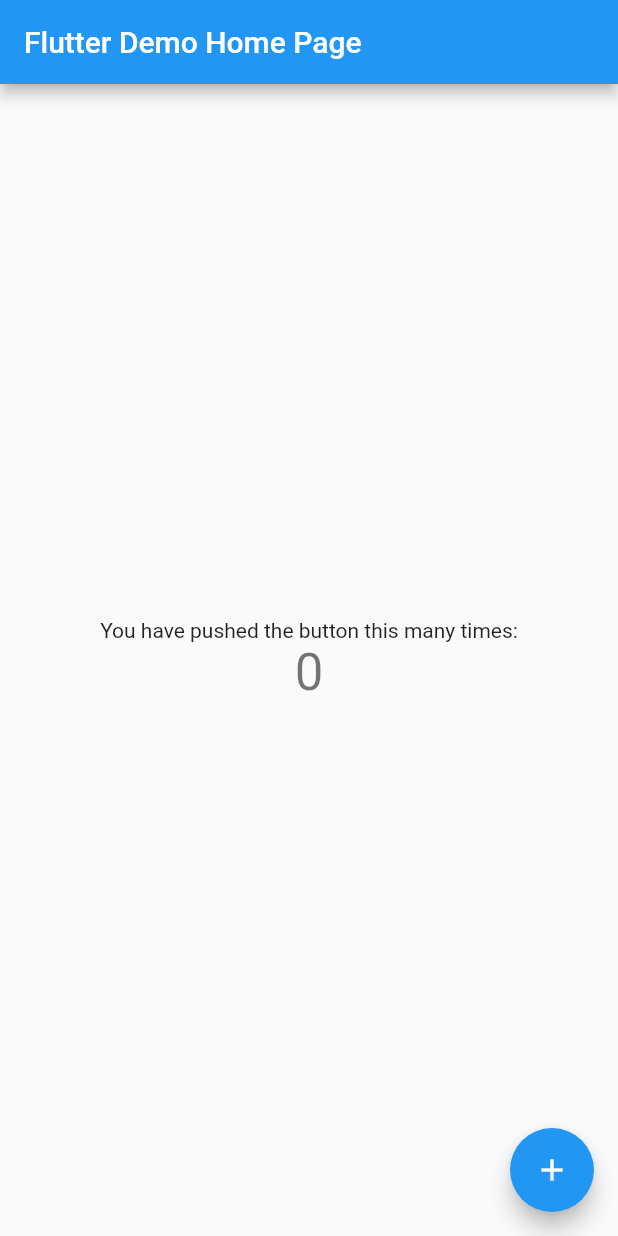
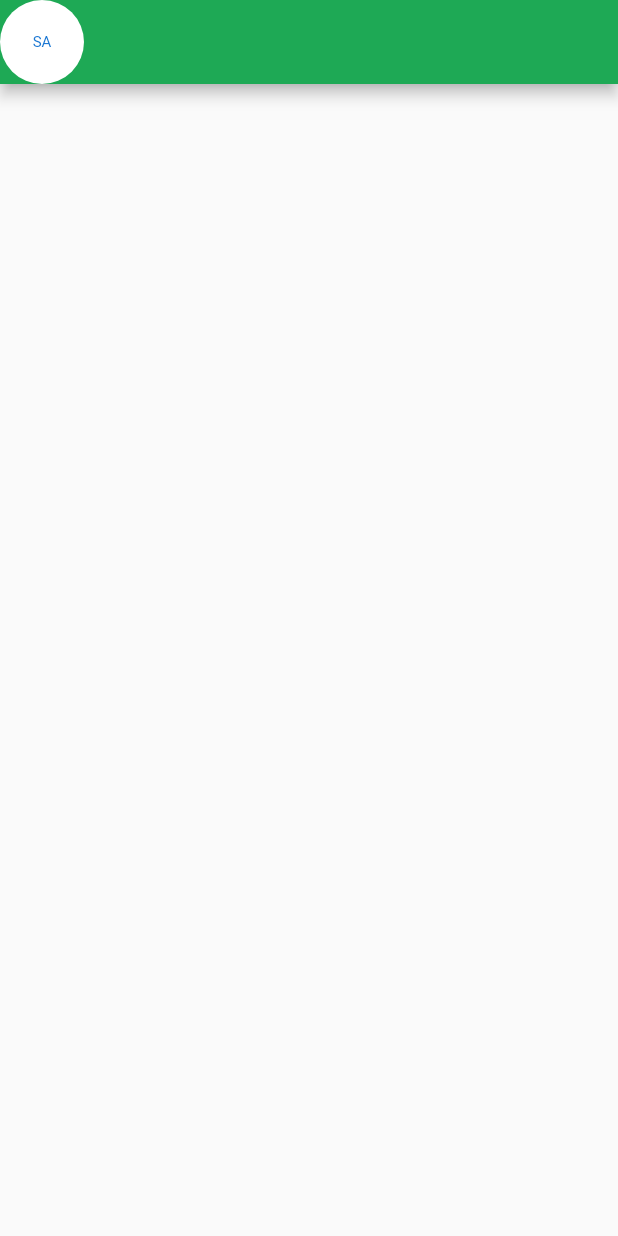
Before and after one commit to thellecodez/Hotmeals, a Flutter app: the screen it shows after launch, on a phone screen of 412 x 824 dp. Run offline on Flutter 3.47's test engine with Material 2 defaults, Android fonts, the light colour scheme and no system bars.

Commit message:
added fonts

```diff
--- a/lib/main.dart
+++ b/lib/main.dart
@@ -1,115 +1,31 @@
 import 'package:flutter/material.dart';
+import 'package:hotmeals/screens/order/Delivery.dart';
 
-void main() {
+// void main() {
+//   runApp(const MyApp());
+// }
+
+Future<void> main() async {
   runApp(const MyApp());
 }
 
 class MyApp extends StatelessWidget {
   const MyApp({super.key});
 
-  // This widget is the root of your application.
   @override
   Widget build(BuildContext context) {
     return MaterialApp(
-      title: 'Flutter Demo',
-      theme: ThemeData(
-        // This is the theme of your application.
-        //
-        // Try running your application with "flutter run". You'll see the
-        // application has a blue toolbar. Then, without quitting the app, try
-        // changing the primarySwatch below to Colors.green and then invoke
-        // "hot reload" (press "r" in the console where you ran "flutter run",
-        // or simply save your changes to "hot reload" in a Flutter IDE).
-        // Notice that the counter didn't reset back to zero; the application
-        // is not restarted.
-        primarySwatch: Colors.blue,
-      ),
-      home: const MyHomePage(title: 'Flutter Demo Home Page'),
-    );
+        title: 'Flutter Signal App',
+        theme: ThemeData(
+          primarySwatch: Colors.blue,
+          visualDensity: VisualDensity.adaptivePlatformDensity,
+        ),
+        initialRoute: "onboarding",
+        routes: {
+          "onboarding": (BuildContext context) => Delivery(),
+        },
+        home: const SafeArea(
+          child: Scaffold(),
+        ));
   }
 }
-
-class MyHomePage extends StatefulWidget {
-  const MyHomePage({super.key, required this.title});
-
-  // This widget is the home page of your application. It is stateful, meaning
-  // that it has a State object (defined below) that contains fields that affect
-  // how it looks.
-
-  // This class is the configuration for the state. It holds the values (in this
-  // case the title) provided by the parent (in this case the App widget) and
-  // used by the build method of the State. Fields in a Widget subclass are
-  // always marked "final".
-
-  final String title;
-
-  @override
-  State<MyHomePage> createState() => _MyHomePageState();
-}
-
-class _MyHomePageState extends State<MyHomePage> {
-  int _counter = 0;
-
-  void _incrementCounter() {
-    setState(() {
-      // This call to setState tells the Flutter framework that something has
-      // changed in this State, which causes it to rerun the build method below
-      // so that the display can reflect the updated values. If we changed
-      // _counter without calling setState(), then the build method would not be
-      // called again, and so nothing would appear to happen.
-      _counter++;
-    });
-  }
-
-  @override
-  Widget build(BuildContext context) {
-    // This method is rerun every time setState is called, for instance as done
-    // by the _incrementCounter method above.
-    //
-    // The Flutter framework has been optimized to make rerunning build methods
-    // fast, so that you can just rebuild anything that needs updating rather
-    // than having to individually change instances of widgets.
-    return Scaffold(
-      appBar: AppBar(
-        // Here we take the value from the MyHomePage object that was created by
-        // the App.build method, and use it to set our appbar title.
-        title: Text(widget.title),
-      ),
-      body: Center(
-        // Center is a layout widget. It takes a single child and positions it
-        // in the middle of the parent.
-        child: Column(
-          // Column is also a layout widget. It takes a list of children and
-          // arranges them vertically. By default, it sizes itself to fit its
-          // children horizontally, and tries to be as tall as its parent.
-          //
-          // Invoke "debug painting" (press "p" in the console, choose the
-          // "Toggle Debug Paint" action from the Flutter Inspector in Android
-          // Studio, or the "Toggle Debug Paint" command in Visual Studio Code)
-          // to see the wireframe for each widget.
-          //
-          // Column has various properties to control how it sizes itself and
-          // how it positions its children. Here we use mainAxisAlignment to
-          // center the children vertically; the main axis here is the vertical
-          // axis because Columns are vertical (the cross axis would be
-          // horizontal).
-          mainAxisAlignment: MainAxisAlignment.center,
-          children: <Widget>[
-            const Text(
-              'You have pushed the button this many times:',
-            ),
-            Text(
-              '$_counter',
-              style: Theme.of(context).textTheme.headlineMedium,
-            ),
-          ],
-        ),
-      ),
-      floatingActionButton: FloatingActionButton(
-        onPressed: _incrementCounter,
-        tooltip: 'Increment',
-        child: const Icon(Icons.add),
-      ), // This trailing comma makes auto-formatting nicer for build methods.
-    );
-  }
-}
--- /dev/null
+++ b/lib/screens/order/Delivery.dart
@@ -0,0 +1,53 @@
+import 'package:flutter/material.dart';
+
+class Delivery extends StatelessWidget {
+  @override
+  Widget build(BuildContext context) {
+    return Container(
+      child: DeliveryScreen(),
+    );
+  }
+}
+
+class DeliveryScreen extends StatefulWidget {
+  @override
+  _DeliveryScreen createState() => new _DeliveryScreen();
+}
+
+class _DeliveryScreen extends State<DeliveryScreen> {
+  @override
+  void initState() {
+    super.initState();
+  }
+
+  @override
+  Widget build(BuildContext context) {
+    return Material(
+      child: SafeArea(
+        child: Scaffold(
+          appBar: AppBar(
+            backgroundColor: Color(0xFF1EA955),
+            leading: CircleAvatar(
+              backgroundColor: Colors.white,
+              radius: 10,
+              child: Text(
+                'SA',
+                style: TextStyle(
+                  fontSize: 10,
+                ),
+              ),
+            ),
+            title: Row(
+              mainAxisAlignment: MainAxisAlignment.center,
+              children: [],
+            ),
+            actions: <Widget>[],
+          ),
+          body: Container(
+            child: Column(children: []),
+          ),
+        ),
+      ),
+    );
+  }
+}
```
Also changed, not shown: pubspec.yaml (+11 -15 lines), fonts/Inter-Black.ttf (added), fonts/Inter-Bold.ttf (added), fonts/Inter-ExtraBold.ttf (added), fonts/Inter-ExtraLight.ttf (added), fonts/Inter-Light.ttf (added), fonts/Inter-Medium.ttf (added), fonts/Inter-Regular.ttf (added), fonts/Inter-SemiBold.ttf (added), fonts/Inter-Thin.ttf (added), screens/order/Delivery.dart (deleted).
